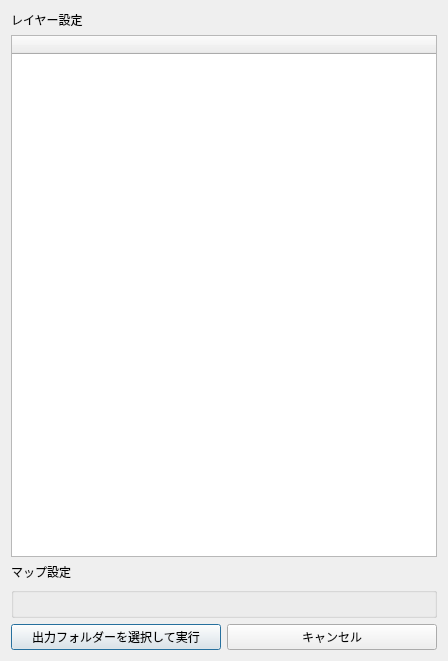
Old version of the form ui/main_dialog.ui in the repository MIERUNE/qgis-plugx-plugin.
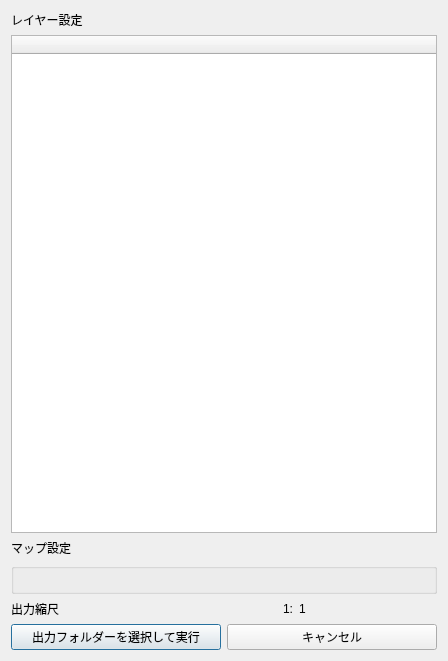
New version of the form. Custom widgets are drawn as their Qt base class.

Commit message:
[WIP] add scale to export in UI
not work when updated

What changed in the file:
```diff
--- a/ui/main_dialog.ui
+++ b/ui/main_dialog.ui
@@ -46,6 +46,31 @@
    <item>
     <widget class="QgsExtentGroupBox" name="mExtentGroupBox"/>
    </item>
+   <item>
+    <layout class="QHBoxLayout" name="export_scale">
+     <item>
+      <widget class="QLabel" name="label_scale">
+       <property name="text">
+        <string>出力縮尺</string>
+       </property>
+      </widget>
+     </item>
+     <item alignment="Qt::AlignRight">
+      <widget class="QLabel" name="label_scale_1">
+       <property name="text">
+        <string>1:</string>
+       </property>
+      </widget>
+     </item>
+     <item>
+      <widget class="QLabel" name="label_scale_value">
+       <property name="text">
+        <string>1</string>
+       </property>
+      </widget>
+     </item>
+    </layout>
+   </item>
    <item>
     <layout class="QHBoxLayout" name="horizontalLayout">
      <item>
```
The commit also changes 1 other file.
